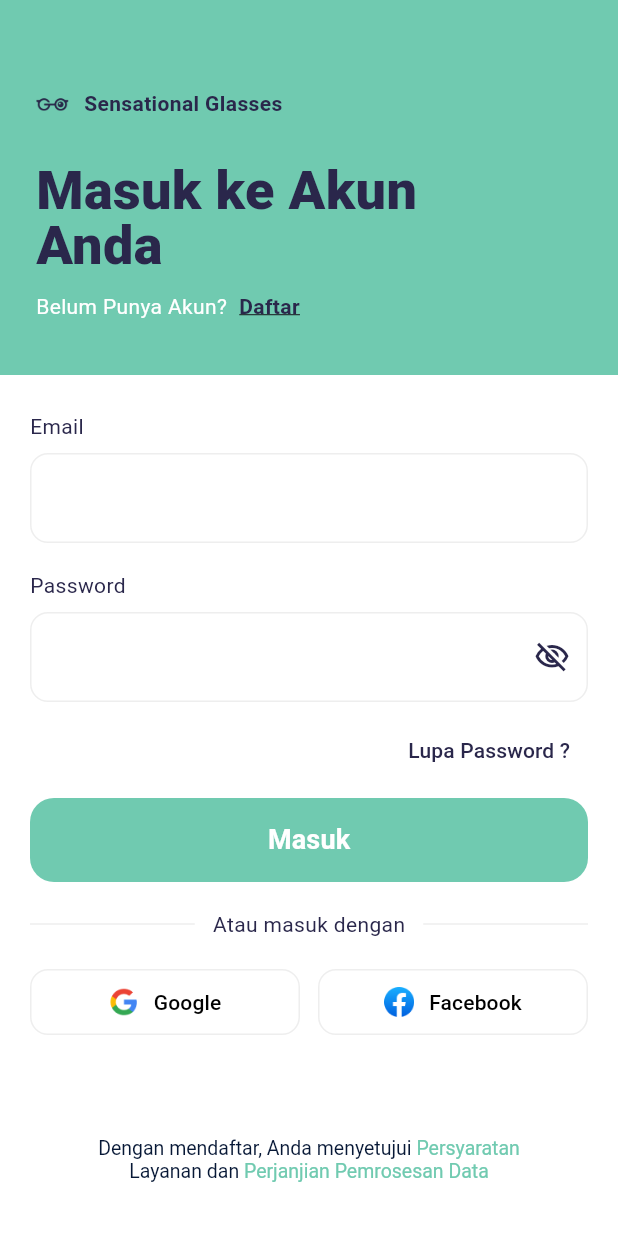
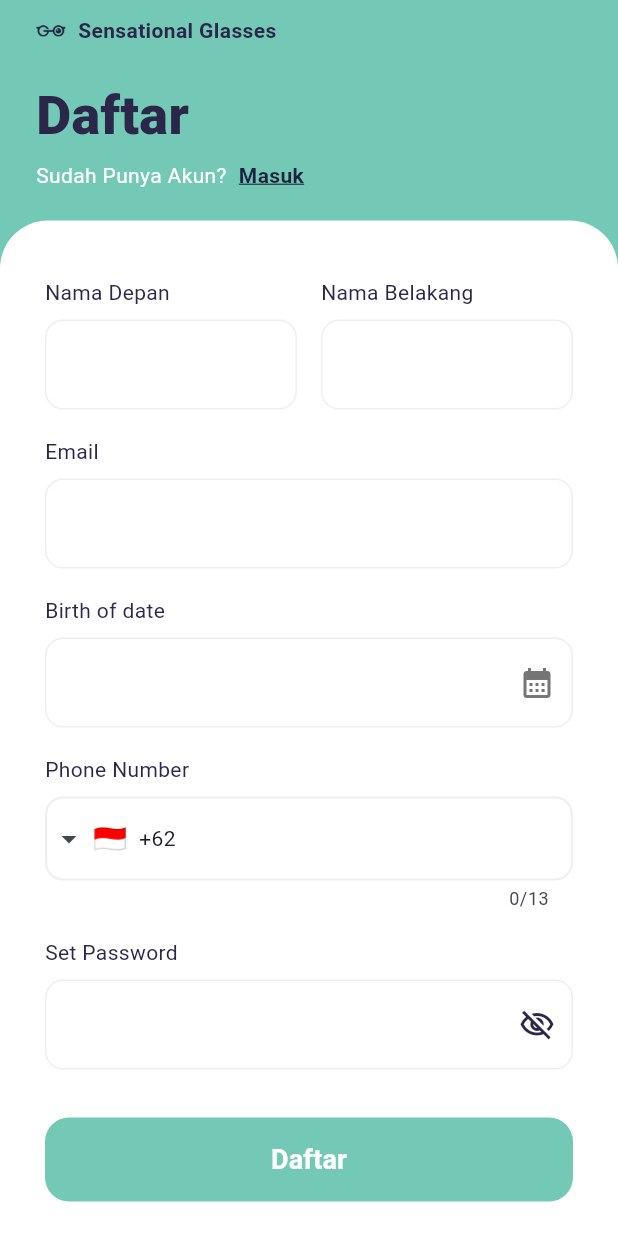
Before and after one commit to dhimskyyy/sensationalglassesapp, a Flutter app: the screen it shows after launch, after a tap on "Daftar", on a phone screen of 412 x 824 dp. Run offline on Flutter 3.47's test engine with Material 3 defaults, Android fonts, the phone set to English and light mode, and no system bars; drawn by our look-alikes of intl_phone_field; our stand-ins replace firebase_auth, firebase_core, get, google_sign_in; missing offline and left inert: flutter_facebook_auth; accounts and stored records are empty.

Commit message:
register

```diff
--- a/lib/main.dart
+++ b/lib/main.dart
@@ -8,8 +8,6 @@ import 'routes/app_pages.dart';
 void main() async {
   WidgetsFlutterBinding.ensureInitialized();
   await Firebase.initializeApp();
-
-  // REGISTER CONTROLLERS DI SINI SAJA
   Get.put(AuthController(), permanent: true);
 
   runApp(const MyApp());
--- a/lib/routes/app_pages.dart
+++ b/lib/routes/app_pages.dart
@@ -1,6 +1,7 @@
 import 'package:get/get.dart';
 import '../screens/splash_screen.dart';
 import '../screens/login_page.dart';
+import '../screens/register_page.dart';
 // import '../screens/home_page.dart';
 
 part 'app_routes.dart';
@@ -9,6 +10,7 @@ class AppPages {
   static final pages = [
     GetPage(name: Routes.SPLASH, page: () => const SplashScreen()),
     GetPage(name: Routes.LOGIN, page: () => const LoginPage()),
+    GetPage(name: Routes.REGISTER, page: () => const RegisterPage()),
     // GetPage(name: Routes.HOME, page: () => const MyHomePage(title: "Home")),
   ];
 }
--- a/lib/routes/app_routes.dart
+++ b/lib/routes/app_routes.dart
@@ -3,5 +3,6 @@ part of 'app_pages.dart';
 class Routes {
   static const SPLASH = '/';
   static const LOGIN = '/login';
+  static const REGISTER = '/register';
   static const HOME = '/home';
 }
--- a/lib/screens/login_page.dart
+++ b/lib/screens/login_page.dart
@@ -1,7 +1,6 @@
 import 'package:flutter/material.dart';
 import 'package:get/get.dart';
 import '../controllers/auth_controller.dart';
-
 
 class LoginPage extends StatefulWidget {
   const LoginPage({super.key});
@@ -63,7 +62,9 @@ class _LoginPageState extends State<LoginPage> {
                     ),
                     const SizedBox(width: 8),
                     GestureDetector(
-                      onTap: () {},
+                      onTap: () {
+                        Get.toNamed('/register');
+                      },
                       child: const Text(
                         'Daftar',
                         style: TextStyle(
@@ -91,7 +92,10 @@ class _LoginPageState extends State<LoginPage> {
                     children: [
                       const SizedBox(height: 24),
 
-                      const Text('Email', style: TextStyle(color: Color(0xFF2A274B))),
+                      const Text(
+                        'Email',
+                        style: TextStyle(color: Color(0xFF2A274B)),
+                      ),
                       const SizedBox(height: 8),
 
                       TextFormField(
@@ -180,7 +184,11 @@ class _LoginPageState extends State<LoginPage> {
                           ),
                           child: const Text(
                             'Masuk',
-                            style: TextStyle(fontSize: 18, color: Colors.white,fontWeight: FontWeight.w700),
+                            style: TextStyle(
+                              fontSize: 18,
+                              color: Colors.white,
+                              fontWeight: FontWeight.w700,
+                            ),
                           ),
                         ),
                       ),
--- /dev/null
+++ b/lib/screens/register_page.dart
@@ -0,0 +1,403 @@
+import 'package:flutter/material.dart';
+import 'package:get/get.dart';
+import 'package:intl/intl.dart';
+import 'package:intl_phone_field/intl_phone_field.dart';
+
+class RegisterPage extends StatefulWidget {
+  const RegisterPage({super.key});
+
+  @override
+  State<RegisterPage> createState() => _RegisterPageState();
+}
+
+class _RegisterPageState extends State<RegisterPage> {
+  final TextEditingController firstName = TextEditingController();
+  final TextEditingController lastName = TextEditingController();
+  final TextEditingController email = TextEditingController();
+  final TextEditingController birthDate = TextEditingController();
+  final TextEditingController phone = TextEditingController();
+  final TextEditingController password = TextEditingController();
+  bool hidePass = true;
+
+  String? completePhoneNumber;
+
+  // ============= DATE PICKER =============
+  Future<void> pickDate() async {
+    DateTime? result = await showDatePicker(
+      context: context,
+      firstDate: DateTime(1900),
+      lastDate: DateTime.now(),
+      initialDate: DateTime.now(), // Tanggal muncul default = hari ini
+    );
+    if (result != null) {
+      birthDate.text = DateFormat('dd/MM/yyyy').format(result);
+    }
+  }
+
+  // ============= VALIDASI PASSWORD =============
+  bool isValidPassword(String password) {
+    final regex = RegExp(r'^(?=.*[a-z])(?=.*[A-Z])(?=.*[\d\W]).+$');
+    return regex.hasMatch(password);
+  }
+
+  // ============= VALIDASI EMAIL =============
+  bool isValidEmail(String email) {
+    final regex = RegExp(r'^[\w-\.]+@([\w-]+\.)+[\w-]{2,4}$');
+    return regex.hasMatch(email);
+  }
+
+  @override
+  Widget build(BuildContext context) {
+    return Scaffold(
+      backgroundColor: Colors.white,
+      body: Stack(
+        children: [
+          Container(height: 500, color: const Color(0xFF74C9B6)),
+
+          SafeArea(
+            child: SingleChildScrollView(
+              child: Column(
+                crossAxisAlignment: CrossAxisAlignment.start,
+                children: [
+                  // HEADER
+                  Padding(
+                    padding: const EdgeInsets.fromLTRB(24, 10, 24, 0),
+                    child: Column(
+                      crossAxisAlignment: CrossAxisAlignment.start,
+                      children: [
+                        Row(
+                          children: [
+                            const Image(
+                              image: AssetImage('assets/logo.png'),
+                              width: 20,
+                              height: 20,
+                              color: Color(0xFF1C2340),
+                            ),
+                            const SizedBox(width: 8),
+                            const Text(
+                              "Sensational Glasses",
+                              style: TextStyle(
+                                color: Color(0xFF2A274B),
+                                fontSize: 14,
+                                fontWeight: FontWeight.w700,
+                              ),
+                            ),
+                          ],
+                        ),
+                        const SizedBox(height: 28),
+                        const Text(
+                          "Daftar",
+                          style: TextStyle(
+                            color: Color(0xFF2A274B),
+                            fontSize: 36,
+                            fontWeight: FontWeight.w800,
+                            height: 1.02,
+                          ),
+                        ),
+                        const SizedBox(height: 12),
+                        Row(
+                          children: [
+                            const Text(
+                              'Sudah Punya Akun?',
+                              style: TextStyle(
+                                color: Colors.white,
+                                fontSize: 14,
+                              ),
+                            ),
+                            const SizedBox(width: 8),
+                            GestureDetector(
+                              onTap: () => Get.back(),
+                              child: const Text(
+                                "Masuk",
+                                style: TextStyle(
+                                  decoration: TextDecoration.underline,
+                                  fontWeight: FontWeight.w600,
+                                  fontSize: 14,
+                                  color: Color(0xFF1C2340),
+                                ),
+                              ),
+                            ),
+                          ],
+                        ),
+                      ],
+                    ),
+                  ),
+
+                  const SizedBox(height: 20),
+
+                  // ================= WHITE FORM =================
+                  Container(
+                    width: double.infinity,
+                    padding: const EdgeInsets.fromLTRB(30, 38, 30, 20),
+                    decoration: const BoxDecoration(
+                      color: Colors.white,
+                      borderRadius: BorderRadius.vertical(
+                        top: Radius.circular(32),
+                      ),
+                    ),
+                    child: Column(
+                      crossAxisAlignment: CrossAxisAlignment.stretch,
+                      children: [
+                        // FIRST & LAST NAME
+                        Row(
+                          children: [
+                            Expanded(
+                              child: Column(
+                                crossAxisAlignment: CrossAxisAlignment.start,
+                                children: [
+                                  const Text(
+                                    "Nama Depan",
+                                    style: TextStyle(color: Color(0xFF2A274B)),
+                                  ),
+                                  const SizedBox(height: 8),
+                                  TextFormField(
+                                    controller: firstName,
+                                    decoration: _inputDecoration(),
+                                  ),
+                                ],
+                              ),
+                            ),
+                            const SizedBox(width: 16),
+                            Expanded(
+                              child: Column(
+                                crossAxisAlignment: CrossAxisAlignment.start,
+                                children: [
+                                  const Text(
+                                    "Nama Belakang",
+                                    style: TextStyle(color: Color(0xFF2A274B)),
+                                  ),
+                                  const SizedBox(height: 8),
+                                  TextFormField(
+                                    controller: lastName,
+                                    decoration: _inputDecoration(),
+                                  ),
+                                ],
+                              ),
+                            ),
+                          ],
+                        ),
+
+                        const SizedBox(height: 18),
+
+                        // EMAIL
+                        const Text(
+                          "Email",
+                          style: TextStyle(color: Color(0xFF2A274B)),
+                        ),
+                        const SizedBox(height: 8),
+                        TextFormField(
+                          controller: email,
+                          decoration: _inputDecoration(),
+                        ),
+
+                        const SizedBox(height: 18),
+
+                        // BIRTHDATE
+                        const Text(
+                          "Birth of date",
+                          style: TextStyle(color: Color(0xFF2A274B)),
+                        ),
+                        const SizedBox(height: 8),
+                        TextFormField(
+                          controller: birthDate,
+                          readOnly: true,
+                          onTap: pickDate,
+                          decoration: _inputDecoration().copyWith(
+                            suffixIcon: IconButton(
+                              icon: Icon(
+                                Icons.calendar_month,
+                                color: Colors.grey.shade600,
+                              ),
+                              onPressed: pickDate,
+                            ),
+                          ),
+                        ),
+
+                        const SizedBox(height: 18),
+
+                        // PHONE NUMBER
+                        const Text(
+                          "Phone Number",
+                          style: TextStyle(color: Color(0xFF2A274B)),
+                        ),
+                        const SizedBox(height: 8),
+
+                        IntlPhoneField(
+                          controller: phone,
+                          decoration: InputDecoration(
+                            filled: true,
+                            fillColor: Colors.white,
+                            enabledBorder: OutlineInputBorder(
+                              borderRadius: BorderRadius.circular(12),
+                              borderSide: BorderSide(
+                                color: Colors.grey.shade200,
+                                width: 1.4,
+                              ),
+                            ),
+                            focusedBorder: OutlineInputBorder(
+                              borderRadius: BorderRadius.circular(12),
+                              borderSide: BorderSide(
+                                color: Colors.grey.shade400,
+                                width: 1.6,
+                              ),
+                            ),
+                            border: OutlineInputBorder(
+                              borderRadius: BorderRadius.circular(12),
+                            ),
+                          ),
+                          initialCountryCode: 'ID',
+                          onChanged: (p) {
+                            completePhoneNumber = p.completeNumber;
+                          },
+                          onCountryChanged: (c) {
+                            completePhoneNumber = null;
+                          },
+                        ),
+
+                        const SizedBox(height: 18),
+
+                        // PASSWORD
+                        const Text(
+                          "Set Password",
+                          style: TextStyle(color: Color(0xFF2A274B)),
+                        ),
+                        const SizedBox(height: 8),
+                        TextFormField(
+                          controller: password,
+                          obscureText: hidePass,
+                          decoration: _inputDecoration().copyWith(
+                            suffixIcon: IconButton(
+                              icon: Icon(
+                                hidePass
+                                    ? Icons.visibility_off_outlined
+                                    : Icons.visibility_outlined,
+                                color: const Color(0xFF2A274B),
+                              ),
+                              onPressed: () {
+                                setState(() {
+                                  hidePass = !hidePass;
+                                });
+                              },
+                            ),
+                          ),
+                        ),
+
+                        const SizedBox(height: 32),
+
+                        // BUTTON
+                        SizedBox(
+                          height: 56,
+                          child: ElevatedButton(
+                            style: ElevatedButton.styleFrom(
+                              backgroundColor: const Color(0xFF74C9B6),
+                              shape: RoundedRectangleBorder(
+                                borderRadius: BorderRadius.circular(16),
+                              ),
+                              elevation: 0,
+                            ),
+                            onPressed: () {
+                              // ============== VALIDASI KOSONG ==============
+                              if (firstName.text.isEmpty ||
+                                  lastName.text.isEmpty ||
+                                  email.text.isEmpty ||
+                                  birthDate.text.isEmpty ||
+                                  password.text.isEmpty ||
+                                  (completePhoneNumber?.isEmpty ?? true)) {
+                                Get.snackbar(
+                                  "Form Tidak Lengkap",
+                                  "Harap isi semua data sebelum melanjutkan",
+                                  backgroundColor: Colors.red.withOpacity(0.85),
+                                  colorText: Colors.white,
+                                );
+                                return;
+                              }
+
+                              // ============== VALIDASI NOMOR TELEPON ==============
+                              if (completePhoneNumber == null ||
+                                  completePhoneNumber!.isEmpty) {
+                                Get.snackbar(
+                                  "Nomor Telepon Tidak Valid",
+                                  "Harap masukkan nomor telepon yang benar.",
+                                  backgroundColor: Colors.red.withOpacity(0.85),
+                                  colorText: Colors.white,
+                                );
+                                return;
+                              }
+
+                              // Validasi panjang nomor
+                              if (phone.text.length < 9 ||
+                                  phone.text.length > 13) {
+                                Get.snackbar(
+                                  "Nomor Telepon Tidak Valid",
+                                  "Harap masukkan nomor telepon yang benar.",
+                                  backgroundColor: Colors.red.withOpacity(0.85),
+                                  colorText: Colors.white,
+                                );
+                                return;
+                              }
+
+                              // ============== VALIDASI EMAIL ==============
+                              if (!isValidEmail(email.text)) {
+                                Get.snackbar(
+                                  "Email Tidak Valid",
+                                  "Format email harus benar, contoh: email@example.com",
+                                  backgroundColor: Colors.red.withOpacity(0.85),
+                                  colorText: Colors.white,
+                                );
+                                return;
+                              }
+
+                              // ============== VALIDASI PASSWORD ==============
+                              if (!isValidPassword(password.text)) {
+                                Get.snackbar(
+                                  "Password Tidak Valid",
+                                  "Password harus mengandung huruf besar, huruf kecil, dan angka/simbol.",
+                                  backgroundColor: Colors.red.withOpacity(0.85),
+                                  colorText: Colors.white,
+                                );
+                                return;
+                              }
+
+                              print(
+                                "SEMUA DATA VALID — REGISTRASI BERHASIL 🎉",
+                              );
+                            },
+                            child: const Text(
+                              "Daftar",
+                              style: TextStyle(
+                                fontSize: 18,
+                                fontWeight: FontWeight.w700,
+                                color: Colors.white,
+                              ),
+                            ),
+                          ),
+                        ),
+                      ],
+                    ),
+                  ),
+                ],
+              ),
+            ),
+          ),
+        ],
+      ),
+    );
+  }
+
+  // Reusable decoration
+  InputDecoration _inputDecoration() {
+    return InputDecoration(
+      filled: true,
+      fillColor: Colors.white,
+      contentPadding: const EdgeInsets.symmetric(horizontal: 18, vertical: 18),
+      enabledBorder: OutlineInputBorder(
+        borderRadius: BorderRadius.circular(12),
+        borderSide: BorderSide(color: Colors.grey.shade200),
+      ),
+      focusedBorder: OutlineInputBorder(
+        borderRadius: BorderRadius.circular(12),
+        borderSide: BorderSide(color: Colors.grey.shade400),
+      ),
+    );
+  }
+}
--- a/pubspec.yaml
+++ b/pubspec.yaml
@@ -17,6 +17,8 @@ dependencies:
   firebase_core: ^3.8.0
   flutter_facebook_auth: ^5.0.6
   get: ^4.6.6
+  intl: ^0.20.2
+  intl_phone_field: ^3.2.0
 
 dev_dependencies:
   flutter_test:
```
Also changed, not shown: pubspec.lock, 1 other file. Lines whose indentation alone changed are shown as unchanged.
